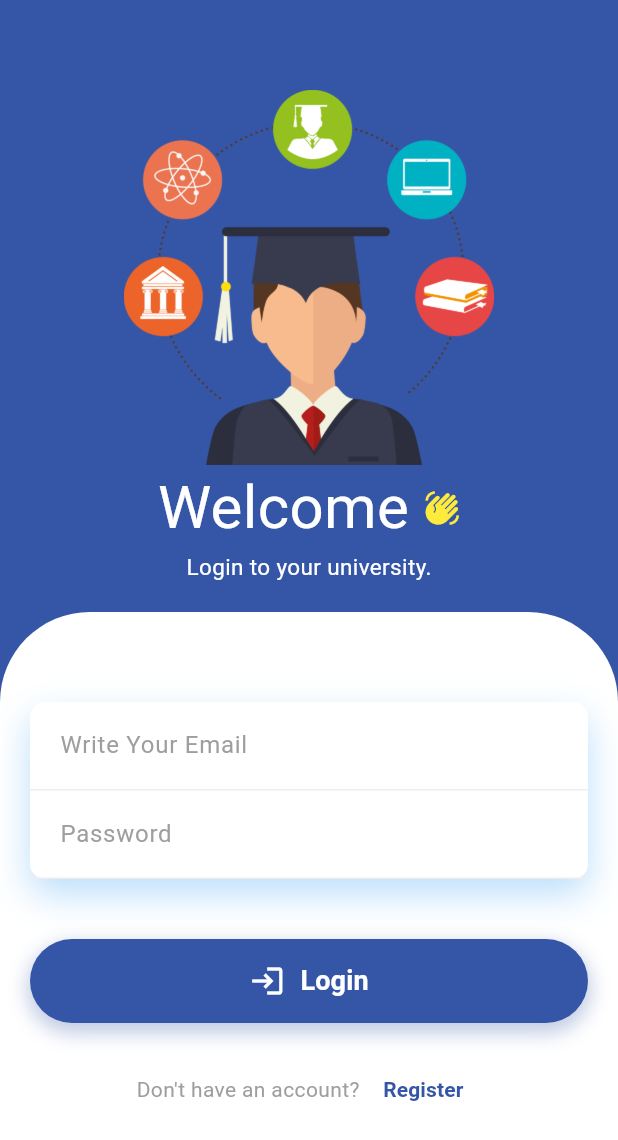
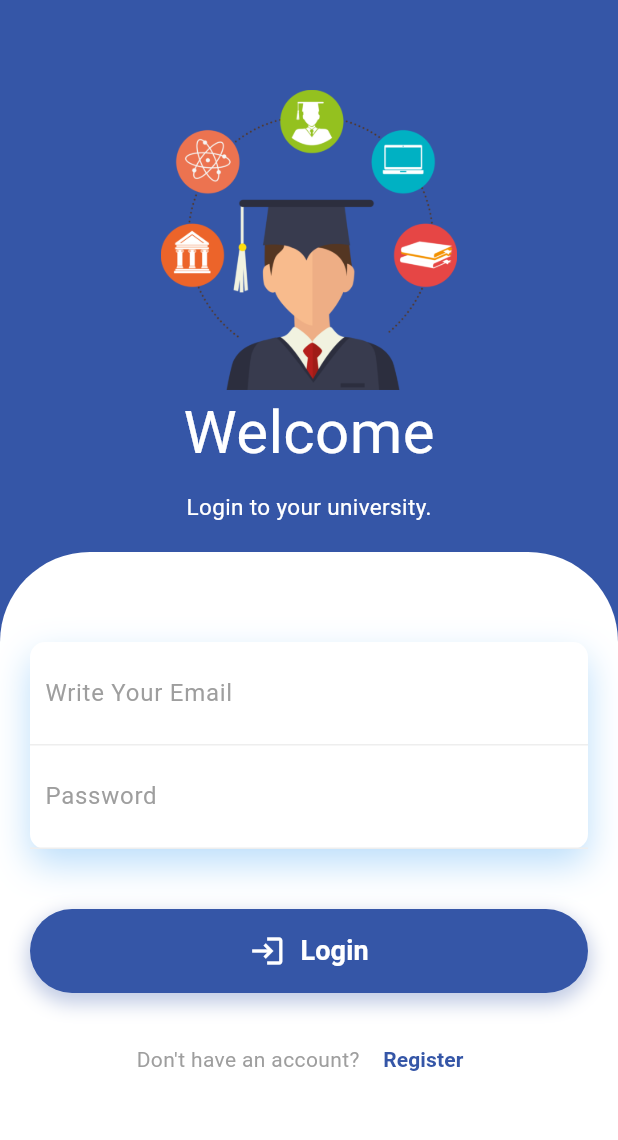
Before and after one commit to Yousef-Eldosoky/flutter-university, a Flutter app: the screen it shows after launch, on a phone screen of 412 x 824 dp. Shown: the top 1140 px of the screen. Run offline on Flutter 3.47's test engine with Material 3 defaults, Android fonts, the phone set to English and light mode, and no system bars; our stand-ins replace flutter_secure_storage.

Commit message:
fix the login and register page sizes

```diff
--- a/lib/pages/login.dart
+++ b/lib/pages/login.dart
@@ -17,7 +17,8 @@ class _LoginState extends State<Login> {
   @override
   Widget build(BuildContext context) {
     return Scaffold(
-      body: Container(
+      body: SingleChildScrollView(
+        child: Container(
           width: double.infinity,
           decoration: const BoxDecoration(
             color: Color(0xFF3556A7),
@@ -25,29 +26,19 @@ class _LoginState extends State<Login> {
           child: Column(
             crossAxisAlignment: CrossAxisAlignment.center,
             children: [
-            const SizedBox(
-              height: 60,
-            ),
+              const SizedBox(height: 60),
               const Image(
-              height: 250,
+                height: 200,
                 image: AssetImage("Assets/52355.png"),
               ),
-            const Row(
-              mainAxisAlignment: MainAxisAlignment.center,
-              children: [
-                Text(
-                  "Welcome ",
+              const Text(
+                "Welcome",
                 style: TextStyle(
                   color: Colors.white,
                   fontSize: 40,
                 ),
               ),
-                Icon(
-                  Icons.waving_hand,
-                  color: Colors.yellow,
-                ),
-              ],
-            ),
+              const SizedBox(height: 10),
               const Text(
                 'Login to your university.',
                 style: TextStyle(
@@ -55,11 +46,8 @@ class _LoginState extends State<Login> {
                   fontSize: 15,
                 ),
               ),
-            const SizedBox(
-              height: 20,
-            ),
-            Expanded(
-              child: Container(
+              const SizedBox(height: 20),
+              Container(
                 decoration: const BoxDecoration(
                   color: Colors.white,
                   borderRadius: BorderRadius.only(
@@ -71,9 +59,7 @@ class _LoginState extends State<Login> {
                   padding: const EdgeInsets.all(20),
                   child: Column(
                     children: [
-                      const SizedBox(
-                        height: 40,
-                      ),
+                      const SizedBox(height: 40),
                       Container(
                         decoration: BoxDecoration(
                           color: Colors.white,
@@ -89,11 +75,7 @@ class _LoginState extends State<Login> {
                         child: Column(
                           children: [
                             Container(
-                              padding: const EdgeInsets.only(
-                                left: 20,
-                                top: 5,
-                                bottom: 5,
-                              ),
+                              padding: const EdgeInsets.all(10),
                               decoration: BoxDecoration(
                                 border: Border(
                                   bottom:
@@ -110,11 +92,7 @@ class _LoginState extends State<Login> {
                               ),
                             ),
                             Container(
-                              padding: const EdgeInsets.only(
-                                left: 20,
-                                top: 5,
-                                bottom: 5,
-                              ),
+                              padding: const EdgeInsets.all(10),
                               decoration: BoxDecoration(
                                 border: Border(
                                   bottom:
@@ -134,9 +112,7 @@ class _LoginState extends State<Login> {
                           ],
                         ),
                       ),
-                      const SizedBox(
-                        height: 40,
-                      ),
+                      const SizedBox(height: 40),
                       Container(
                         decoration: BoxDecoration(
                           borderRadius: BorderRadius.circular(50),
@@ -241,8 +217,8 @@ class _LoginState extends State<Login> {
                   ),
                 ),
               ),
+            ],
           ),
-          ],
         ),
       ),
     );
--- a/lib/pages/register.dart
+++ b/lib/pages/register.dart
@@ -17,7 +17,8 @@ class _RegisterState extends State<Register> {
   @override
   Widget build(BuildContext context) {
     return Scaffold(
-      body: Container(
+      body: SingleChildScrollView(
+        child: Container(
           width: double.infinity,
           decoration: const BoxDecoration(
             color: Color(0xFF3556A7),
@@ -47,8 +48,7 @@ class _RegisterState extends State<Register> {
                 ),
               ),
               const SizedBox(height: 20),
-            Expanded(
-              child: Container(
+              Container(
                 decoration: const BoxDecoration(
                   color: Colors.white,
                   borderRadius: BorderRadius.only(
@@ -58,7 +58,6 @@ class _RegisterState extends State<Register> {
                 ),
                 child: Padding(
                   padding: const EdgeInsets.all(20),
-                  child: SingleChildScrollView(
                   child: Column(
                     children: [
                       const SizedBox(height: 40),
@@ -229,9 +228,8 @@ class _RegisterState extends State<Register> {
                   ),
                 ),
               ),
+            ],
           ),
-            ),
-          ],
         ),
       ),
     );
```
Lines whose indentation alone changed are shown as unchanged.
